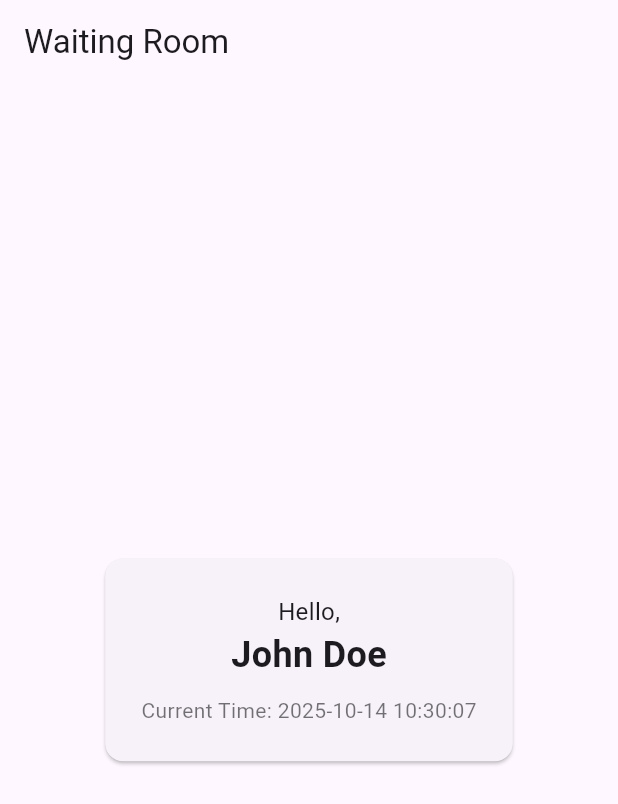
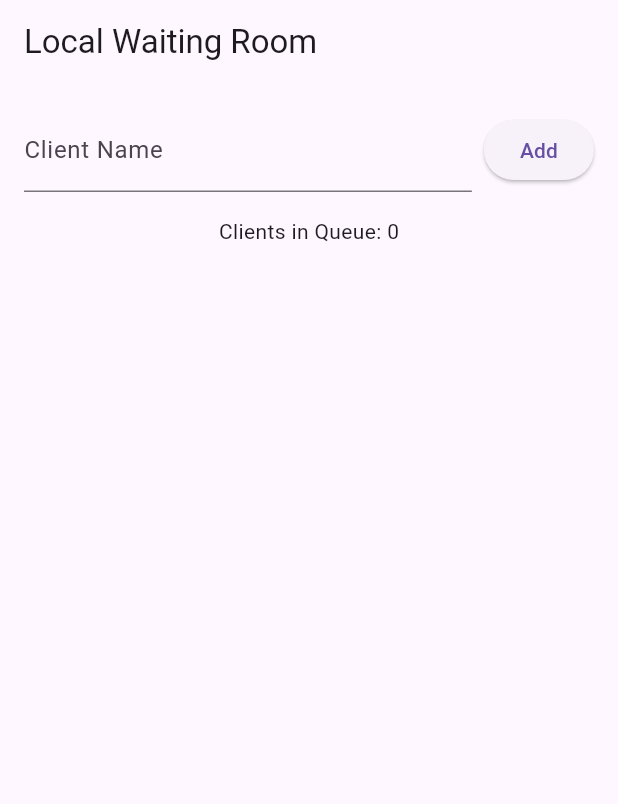
Before and after one commit to hamza-aissa/flutter, a Flutter app: the screen it shows after launch, on a phone screen of 412 x 824 dp. Shown: the top 804 px of the screen. Run offline on Flutter 3.47's test engine with Material 3 defaults, Android fonts, the phone set to English and light mode, and no system bars.

Commit message:
feat: added the main widget and clients addition with green test status

```diff
--- a/lib/main.dart
+++ b/lib/main.dart
@@ -1,20 +1,75 @@
+// lib/main.dart
 import 'package:flutter/material.dart';
-import 'package:waiting_room_app/wiating_room_cart.dart';
+import 'package:waiting_room_app/waiting_room_manager.dart';
 
 void main() {
-  runApp(const MyApp());
+  runApp(const WaitingRoomApp());
 }
 
-class MyApp extends StatelessWidget {
-  const MyApp({super.key});
+class WaitingRoomApp extends StatelessWidget {
+  const WaitingRoomApp({super.key});
+  @override
+  Widget build(BuildContext context) {
+    return MaterialApp(home: WaitingRoomScreen());
+  }
+}
+
+class WaitingRoomScreen extends StatefulWidget {
+  const WaitingRoomScreen({super.key});
+  @override
+  State<WaitingRoomScreen> createState() => _WaitingRoomScreenState();
+}
+
+// The private _WaitingRoomScreenState class manages the widget's state.
+class _WaitingRoomScreenState extends State<WaitingRoomScreen> {
+  // Our logic manager is now part of the UI state.
+  final WaitingRoomManager _manager = WaitingRoomManager();
+  // This controller manages the text input field's value.
+  final TextEditingController _controller = TextEditingController();
+  void _addClient() {
+    if (_controller.text.isNotEmpty) {
+      // We wrap the state change in setState() to tell Flutter to rebuild the UI.
+      setState(() {
+        _manager.addClient(_controller.text);
+        _controller.clear();
+      });
+    }
+  }
 
   @override
   Widget build(BuildContext context) {
-    return MaterialApp(
-      title: 'Waiting Room',
-      home: Scaffold(
-        appBar: AppBar(title: const Text('Waiting Room')),
-        body: const Center(child: WaitingRoomCard(name: 'John Doe')),
+    return Scaffold(
+      appBar: AppBar(title: const Text('Local Waiting Room')),
+      body: Padding(
+        padding: const EdgeInsets.all(16.0),
+        child: Column(
+          children: [
+            Row(
+              children: [
+                Expanded(
+                  child: TextField(
+                    controller: _controller,
+                    decoration: const InputDecoration(labelText: 'Client Name'),
+                  ),
+                ),
+                const SizedBox(width: 8),
+                ElevatedButton(onPressed: _addClient, child: const Text('Add')),
+              ],
+            ),
+            const SizedBox(height: 16),
+            // The Text widget dynamically shows the queue length.
+            Text('Clients in Queue: ${_manager.clients.length}'),
+            Expanded(
+              child: ListView.builder(
+                itemCount: _manager.clients.length,
+                itemBuilder: (context, index) {
+                  final clientName = _manager.clients[index];
+                  return Card(child: ListTile(title: Text(clientName)));
+                },
+              ),
+            ),
+          ],
+        ),
       ),
     );
   }
```
Also changed, not shown: 1 other file.
